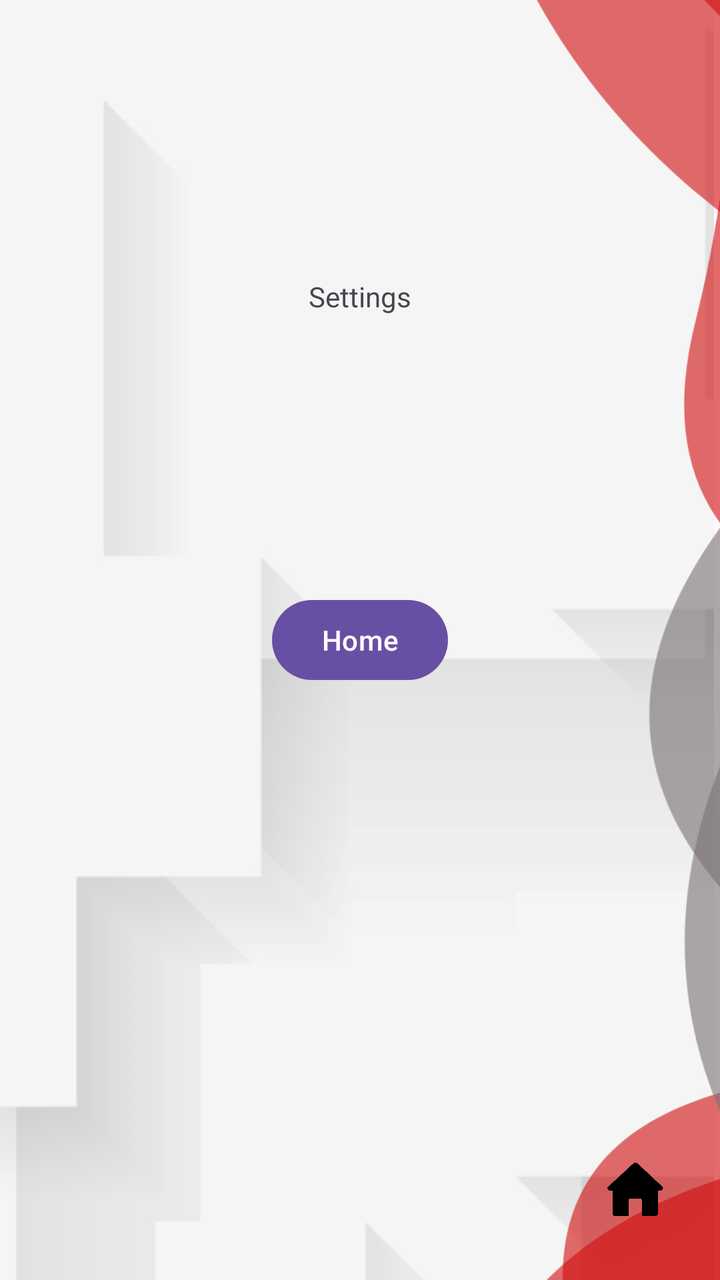
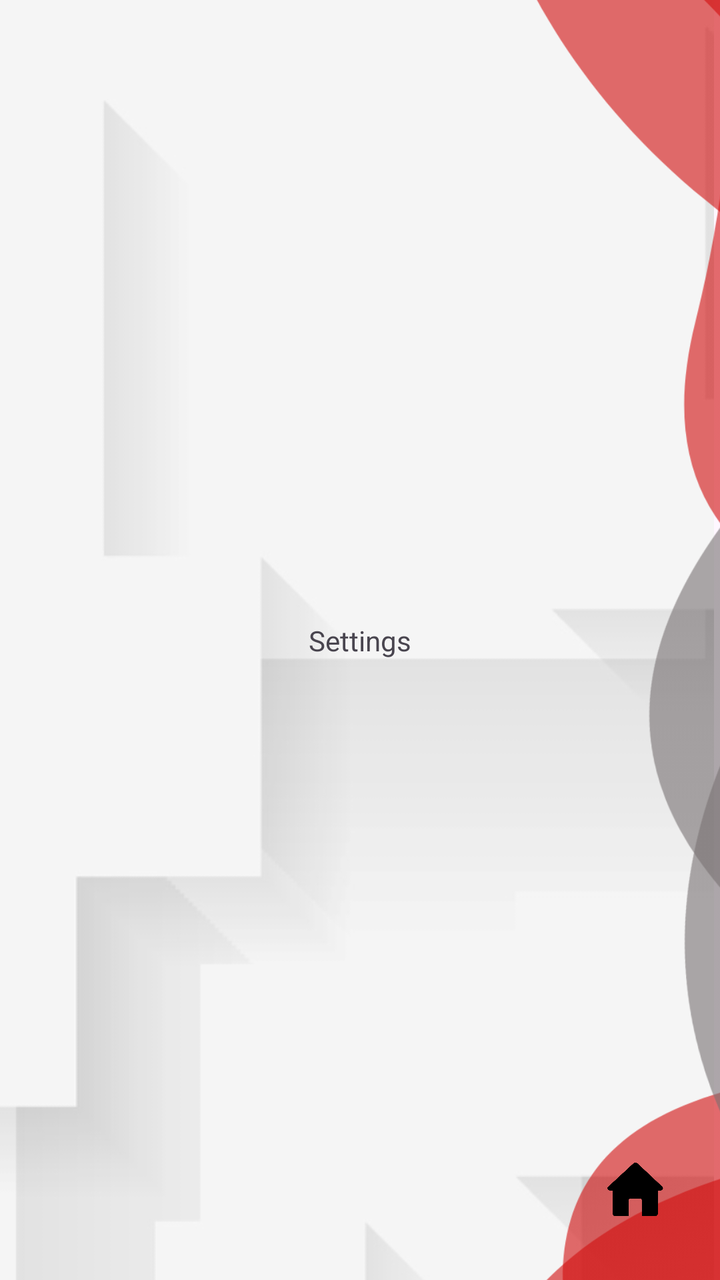

An Android layout rendered at two revisions. The XML below is the earlier revision; the diff shows what the commit changed to produce the second picture.
<!-- AndroidManifest.xml: application theme Theme.TrafficSceneAnalyser -->
<!-- res/layout/activity_settings.xml -->
<?xml version="1.0" encoding="utf-8"?>
<androidx.constraintlayout.widget.ConstraintLayout xmlns:android="http://schemas.android.com/apk/res/android"
    xmlns:app="http://schemas.android.com/apk/res-auto"
    xmlns:tools="http://schemas.android.com/tools"
    android:id="@+id/main"
    android:layout_width="match_parent"
    android:layout_height="match_parent"
    tools:context=".SettingsActivity">

    <ImageView
        android:id="@+id/backg"
        android:layout_width="904dp"
        android:layout_height="897dp"
        app:layout_constraintBottom_toBottomOf="parent"
        app:layout_constraintEnd_toEndOf="parent"
        app:layout_constraintHorizontal_bias="1.0"
        app:layout_constraintStart_toStartOf="parent"
        app:layout_constraintTop_toTopOf="parent"
        app:layout_constraintVertical_bias="0.12"
        app:srcCompat="@drawable/background" />

    <ImageView
        android:id="@+id/imageView5"
        android:layout_width="484dp"
        android:layout_height="773dp"
        app:layout_constraintBottom_toBottomOf="parent"
        app:layout_constraintEnd_toEndOf="parent"
        app:layout_constraintHorizontal_bias="0.643"
        app:layout_constraintStart_toStartOf="parent"
        app:layout_constraintTop_toTopOf="parent"
        app:srcCompat="@drawable/perfectlayout2" />

    <ImageButton
        android:id="@+id/homeButton"
        android:layout_width="54dp"
        android:layout_height="68dp"
        android:backgroundTint="#00FFFFFF"
        android:onClick="goToHome"
        android:scaleType="fitCenter"
        android:src="@drawable/home1"
        app:layout_constraintBottom_toBottomOf="parent"
        app:layout_constraintEnd_toEndOf="parent"
        app:layout_constraintHorizontal_bias="0.95"
        app:layout_constraintStart_toStartOf="parent"
        app:layout_constraintTop_toTopOf="parent"
        app:layout_constraintVertical_bias="0.98" />

    <Button
        android:id="@+id/button4"
        android:layout_width="wrap_content"
        android:layout_height="wrap_content"
        android:onClick="goToHome"
        android:text="Home"
        app:layout_constraintBottom_toBottomOf="parent"
        app:layout_constraintEnd_toEndOf="parent"
        app:layout_constraintStart_toStartOf="parent"
        app:layout_constraintTop_toTopOf="parent" />

    <TextView
        android:id="@+id/textView"
        android:layout_width="wrap_content"
        android:layout_height="wrap_content"
        android:text="Settings"
        app:layout_constraintBottom_toTopOf="@+id/button4"
        app:layout_constraintEnd_toEndOf="parent"
        app:layout_constraintStart_toStartOf="parent"
        app:layout_constraintTop_toTopOf="parent" />
</androidx.constraintlayout.widget.ConstraintLayout>
<!-- resources referenced by this layout -->
<resources>
  <!-- drawable background: png bitmap (drawable-hdpi, 37305 bytes) -->
  <!-- drawable home1: png bitmap (drawable, 7782 bytes) -->
  <!-- drawable perfectlayout2: png bitmap (drawable-hdpi, 51025 bytes) -->
  <style name="Theme.TrafficSceneAnalyser" parent="Base.Theme.TrafficSceneAnalyser" />
  <style name="Base.Theme.TrafficSceneAnalyser" parent="Theme.Material3.DayNight.NoActionBar">
          
          
      </style>
</resources>

<!-- the commit's change to res/layout/activity_settings.xml (unified diff, before → after) -->
@@ -45,23 +45,12 @@
         app:layout_constraintTop_toTopOf="parent"
         app:layout_constraintVertical_bias="0.98" />
 
-    <Button
-        android:id="@+id/button4"
-        android:layout_width="wrap_content"
-        android:layout_height="wrap_content"
-        android:onClick="goToHome"
-        android:text="Home"
-        app:layout_constraintBottom_toBottomOf="parent"
-        app:layout_constraintEnd_toEndOf="parent"
-        app:layout_constraintStart_toStartOf="parent"
-        app:layout_constraintTop_toTopOf="parent" />
-
     <TextView
         android:id="@+id/textView"
         android:layout_width="wrap_content"
         android:layout_height="wrap_content"
         android:text="Settings"
-        app:layout_constraintBottom_toTopOf="@+id/button4"
+        app:layout_constraintBottom_toBottomOf="parent"
         app:layout_constraintEnd_toEndOf="parent"
         app:layout_constraintStart_toStartOf="parent"
         app:layout_constraintTop_toTopOf="parent" />
